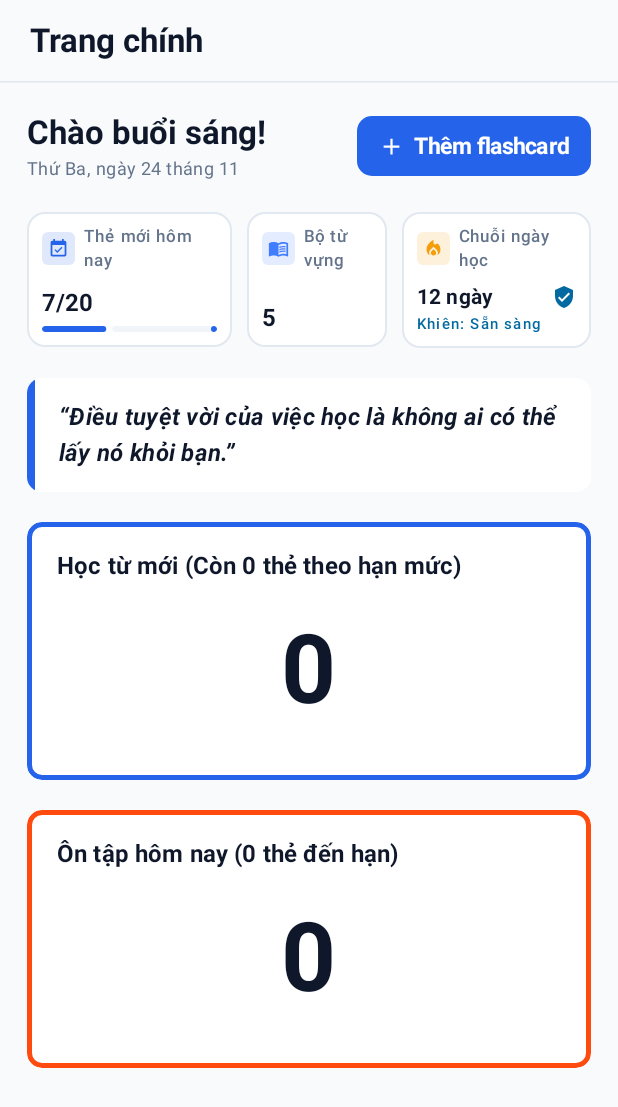
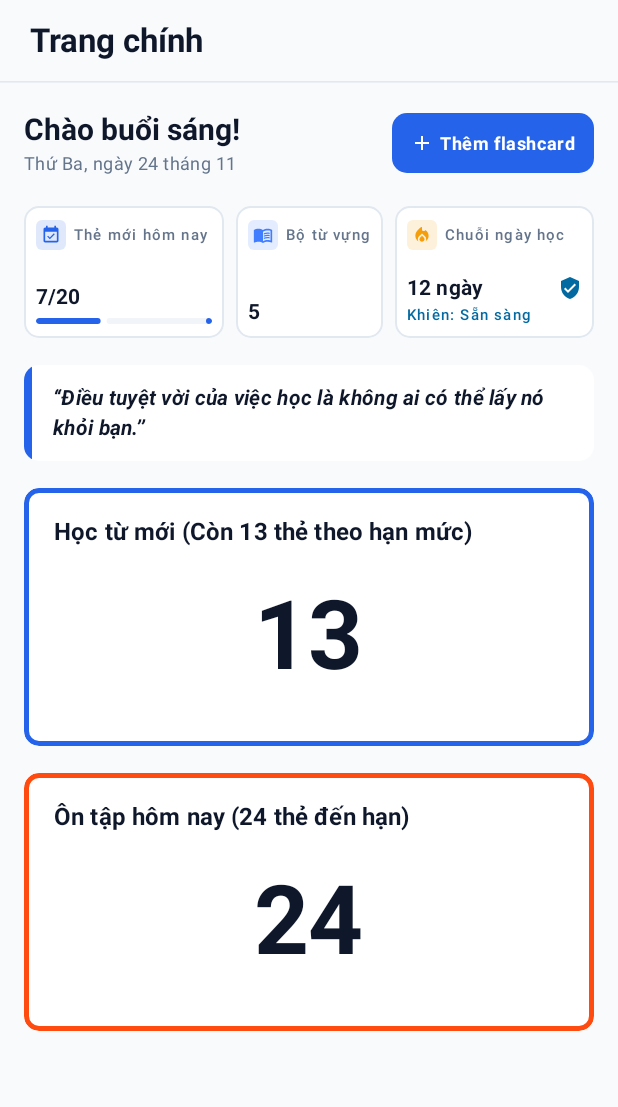
Before and after one commit to ngtngduy/Flashcard-Spaced_Repition, an Android app built with Jetpack Compose: the @Preview function HomeScreenHeaderLightPreview, on a phone screen of 412 x 824 dp. Shown: the top 1107 px of the screen. Run offline under Robolectric (Android 15) with nearby library versions, the phone set to English and light mode, and no system bars.

Commit message:
style(home): adjust layout for small screens

```diff
--- a/app/src/main/java/com/uth/memora/feature/home/HomeScreen.kt
+++ b/app/src/main/java/com/uth/memora/feature/home/HomeScreen.kt
@@ -6,9 +6,11 @@ import androidx.compose.foundation.clickable
 import androidx.compose.foundation.layout.Arrangement
 import androidx.compose.foundation.layout.Box
 import androidx.compose.foundation.layout.Column
+import androidx.compose.foundation.layout.IntrinsicSize
 import androidx.compose.foundation.layout.PaddingValues
 import androidx.compose.foundation.layout.Row
 import androidx.compose.foundation.layout.Spacer
+import androidx.compose.foundation.layout.fillMaxHeight
 import androidx.compose.foundation.layout.fillMaxSize
 import androidx.compose.foundation.layout.fillMaxWidth
 import androidx.compose.foundation.layout.height
@@ -103,8 +105,8 @@ fun HomeScreen(
                     modifier = Modifier
                         .fillMaxSize()
                         .verticalScroll(rememberScrollState())
-                        .padding(horizontal = 18.dp, vertical = 18.dp),
-                    verticalArrangement = Arrangement.spacedBy(20.dp)
+                        .padding(horizontal = 16.dp, vertical = 16.dp),
+                    verticalArrangement = Arrangement.spacedBy(18.dp)
                 ) {
                     // Hero Section: Lời chào theo buổi + Ngày hiện tại + Nút "+ Thêm flashcard" (Figma 4:31)
                     HomeGreetingHeader(
@@ -333,19 +335,21 @@ fun HomeStatsRow(
 
     Row(
         modifier = modifier.fillMaxWidth(),
-        horizontalArrangement = Arrangement.spacedBy(10.dp)
+        horizontalArrangement = Arrangement.spacedBy(8.dp)
     ) {
         // Ô 1: Thẻ mới hôm nay (Figma 4:8)
         HomeStatCard(
             title = "Thẻ mới hôm nay",
             icon = Icons.Default.EventAvailable,
             iconTint = MaterialTheme.colorScheme.primary,
-            modifier = Modifier.weight(1.25f)
+            modifier = Modifier.weight(1.15f)
         ) {
             Text(
                 text = "$newCardsLearnedToday/$dailyNewCardLimit",
-                style = MaterialTheme.typography.titleMedium.copy(fontWeight = FontWeight.Bold),
-                color = MaterialTheme.colorScheme.onSurface
+                style = MaterialTheme.typography.titleSmall.copy(fontWeight = FontWeight.Bold),
+                color = MaterialTheme.colorScheme.onSurface,
+                maxLines = 1,
+                overflow = TextOverflow.Ellipsis
             )
             Spacer(modifier = Modifier.height(6.dp))
             MemoraLinearProgressBar(
@@ -363,8 +367,10 @@ fun HomeStatsRow(
         ) {
             Text(
                 text = "$totalDecksCount",
-                style = MaterialTheme.typography.titleMedium.copy(fontWeight = FontWeight.Bold),
-                color = MaterialTheme.colorScheme.onSurface
+                style = MaterialTheme.typography.titleSmall.copy(fontWeight = FontWeight.Bold),
+                color = MaterialTheme.colorScheme.onSurface,
+                maxLines = 1,
+                overflow = TextOverflow.Ellipsis
             )
         }
 
@@ -387,8 +393,10 @@ fun HomeStatsRow(
                     style = MaterialTheme.typography.titleSmall.copy(fontWeight = FontWeight.Bold),
                     color = MaterialTheme.colorScheme.onSurface,
                     maxLines = 1,
-                    overflow = TextOverflow.Ellipsis
+                    overflow = TextOverflow.Ellipsis,
+                    modifier = Modifier.weight(1f, fill = false)
                 )
+                Spacer(modifier = Modifier.width(4.dp))
                 Icon(
                     imageVector = shieldIcon,
                     contentDescription = shieldStatusLabel,
@@ -420,23 +428,23 @@ private fun HomeStatCard(
     content: @Composable () -> Unit
 ) {
     Surface(
-        modifier = modifier.heightIn(min = 90.dp),
-        shape = RoundedCornerShape(12.dp),
+        modifier = modifier.heightIn(min = 88.dp),
+        shape = RoundedCornerShape(10.dp),
         color = MaterialTheme.colorScheme.surface,
         border = BorderStroke(1.dp, MaterialTheme.colorScheme.outlineVariant)
     ) {
         Column(
             modifier = Modifier
                 .fillMaxWidth()
-                .padding(10.dp),
+                .padding(horizontal = 8.dp, vertical = 9.dp),
             verticalArrangement = Arrangement.SpaceBetween
         ) {
             Row(
                 verticalAlignment = Alignment.CenterVertically,
-                horizontalArrangement = Arrangement.spacedBy(6.dp)
+                horizontalArrangement = Arrangement.spacedBy(5.dp)
             ) {
                 Surface(
-                    modifier = Modifier.size(22.dp),
+                    modifier = Modifier.size(20.dp),
                     shape = RoundedCornerShape(4.dp),
                     color = iconTint.copy(alpha = 0.14f)
                 ) {
@@ -445,20 +453,23 @@ private fun HomeStatCard(
                             imageVector = icon,
                             contentDescription = null,
                             tint = iconTint,
-                            modifier = Modifier.size(14.dp)
+                            modifier = Modifier.size(13.dp)
                         )
                     }
                 }
                 Text(
                     text = title,
-                    style = MaterialTheme.typography.labelSmall,
+                    style = MaterialTheme.typography.labelSmall.copy(
+                        fontSize = 10.sp,
+                        lineHeight = 12.sp
+                    ),
                     color = MaterialTheme.colorScheme.onSurfaceVariant,
                     maxLines = 2,
                     overflow = TextOverflow.Ellipsis
                 )
             }
 
-            Spacer(modifier = Modifier.height(10.dp))
+            Spacer(modifier = Modifier.height(8.dp))
 
             Column {
                 content()
@@ -485,12 +496,12 @@ fun HomeGreetingHeader(
         Column(
             modifier = Modifier
                 .weight(1f)
-                .padding(end = 12.dp),
+                .padding(end = 8.dp),
             verticalArrangement = Arrangement.spacedBy(4.dp)
         ) {
             Text(
                 text = greetingText,
-                style = MaterialTheme.typography.headlineSmall.copy(fontWeight = FontWeight.Bold),
+                style = MaterialTheme.typography.titleLarge.copy(fontWeight = FontWeight.Bold),
                 color = MaterialTheme.colorScheme.onBackground,
                 maxLines = 1,
                 overflow = TextOverflow.Ellipsis
@@ -511,17 +522,17 @@ fun HomeGreetingHeader(
                 containerColor = MaterialTheme.colorScheme.primary,
                 contentColor = MaterialTheme.colorScheme.onPrimary
             ),
-            contentPadding = PaddingValues(horizontal = 14.dp, vertical = 10.dp)
+            contentPadding = PaddingValues(horizontal = 12.dp, vertical = 10.dp)
         ) {
             Icon(
                 imageVector = Icons.Default.Add,
                 contentDescription = "Thêm flashcard mới",
-                modifier = Modifier.size(18.dp)
+                modifier = Modifier.size(16.dp)
             )
-            Spacer(modifier = Modifier.width(6.dp))
+            Spacer(modifier = Modifier.width(4.dp))
             Text(
                 text = "Thêm flashcard",
-                style = MaterialTheme.typography.labelLarge.copy(fontWeight = FontWeight.Bold),
+                style = MaterialTheme.typography.labelMedium.copy(fontWeight = FontWeight.Bold),
                 maxLines = 1
             )
         }
@@ -542,24 +553,26 @@ fun HomeQuoteBanner(
         color = MaterialTheme.colorScheme.surface
     ) {
         Row(
-            modifier = Modifier.fillMaxWidth(),
+            modifier = Modifier
+                .fillMaxWidth()
+                .height(IntrinsicSize.Min),
             verticalAlignment = Alignment.CenterVertically
         ) {
             Box(
                 modifier = Modifier
                     .width(5.dp)
-                    .height(76.dp)
+                    .fillMaxHeight()
                     .clip(RoundedCornerShape(topStart = 10.dp, bottomStart = 10.dp))
                     .background(MaterialTheme.colorScheme.primary)
             )
             Text(
                 text = quote,
-                style = MaterialTheme.typography.bodyLarge.copy(
+                style = MaterialTheme.typography.bodyMedium.copy(
                     fontWeight = FontWeight.Bold,
                     fontStyle = FontStyle.Italic
                 ),
                 color = MaterialTheme.colorScheme.onSurface,
-                modifier = Modifier.padding(horizontal = 16.dp, vertical = 14.dp)
+                modifier = Modifier.padding(horizontal = 14.dp, vertical = 14.dp)
             )
         }
     }
@@ -586,7 +599,7 @@ internal fun formatVietnameseDate(date: LocalDate): String {
     return "$dayOfWeekVi, ngày ${date.dayOfMonth} tháng ${date.monthValue}"
 }
 
-@Preview(name = "HomeScreen Stats - Dark", showBackground = true)
+@Preview(name = "HomeScreen 360dp - Dark", widthDp = 360, showBackground = true)
 @Composable
 private fun HomeScreenHeaderDarkPreview() {
     MemoraTheme(darkTheme = true) {
@@ -595,6 +608,8 @@ private fun HomeScreenHeaderDarkPreview() {
                 isLoading = false,
                 newCardsLearnedToday = 7,
                 dailyNewCardLimit = 20,
+                remainingNewCardsToday = 13,
+                dueCardsCount = 24,
                 totalDecksCount = 5,
                 currentStreakDays = 12
             ),
@@ -605,7 +620,7 @@ private fun HomeScreenHeaderDarkPreview() {
     }
 }
 
-@Preview(name = "HomeScreen Stats - Light", showBackground = true)
+@Preview(name = "HomeScreen 360dp - Light", widthDp = 360, showBackground = true)
 @Composable
 private fun HomeScreenHeaderLightPreview() {
     MemoraTheme(darkTheme = false) {
@@ -614,6 +629,8 @@ private fun HomeScreenHeaderLightPreview() {
                 isLoading = false,
                 newCardsLearnedToday = 7,
                 dailyNewCardLimit = 20,
+                remainingNewCardsToday = 13,
+                dueCardsCount = 24,
                 totalDecksCount = 5,
                 currentStreakDays = 12
             ),
```
